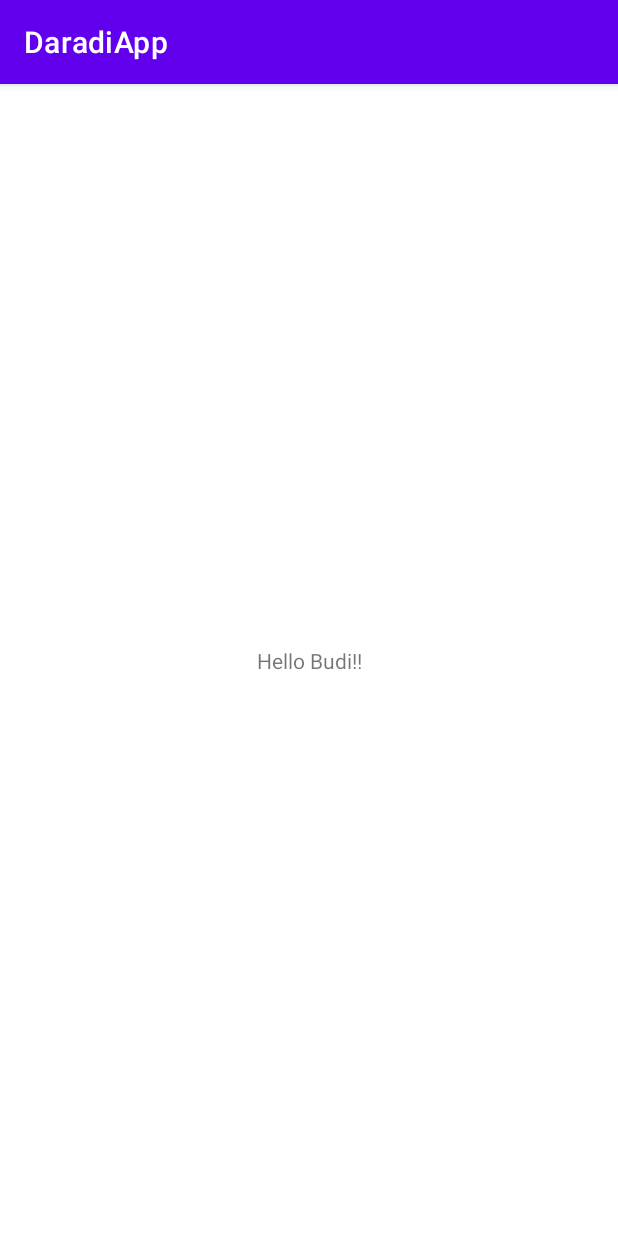
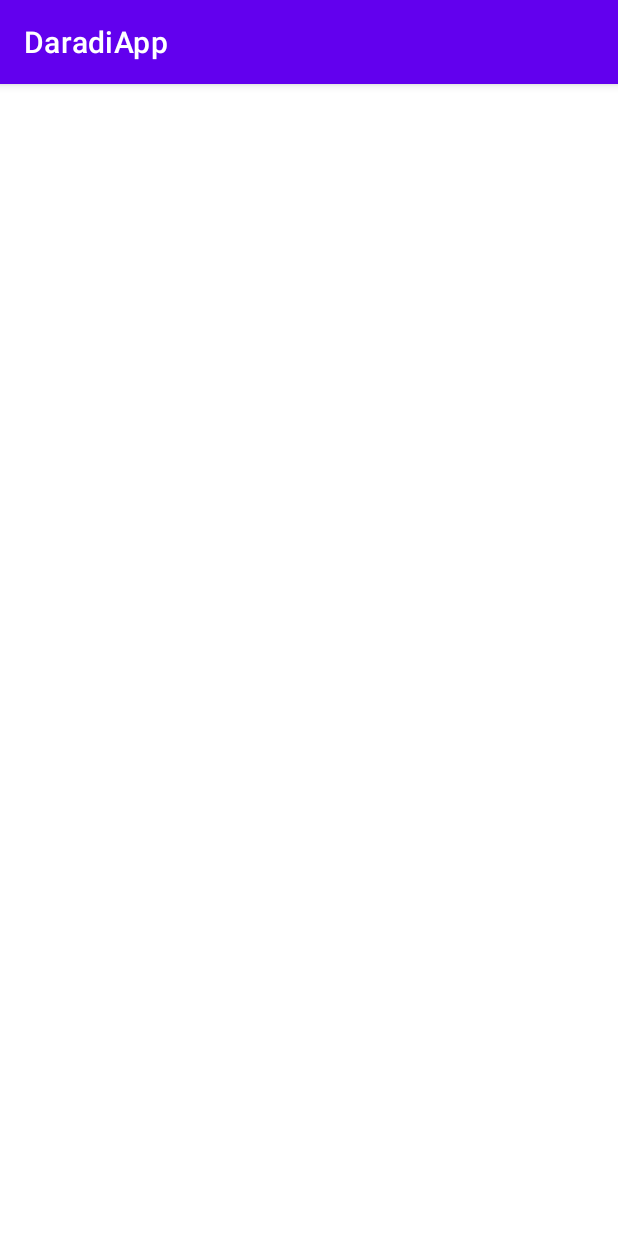
Before and after one commit to BUDIARIYANSA/Dadido-App, an Android app: the screen it shows after launch (MainActivity), on a phone screen of 412 x 824 dp. Run offline under Robolectric (Android 15) with nearby library versions, the phone set to English and light mode, and no system bars.

Commit message:
Commit 5 : icon-icon and colors

```diff
--- a/app/src/main/res/layout/activity_main.xml
+++ b/app/src/main/res/layout/activity_main.xml
@@ -4,15 +4,4 @@
     xmlns:tools="http://schemas.android.com/tools"
     android:layout_width="match_parent"
     android:layout_height="match_parent"
-    tools:context=".MainActivity">
-
-    <TextView
-        android:layout_width="wrap_content"
-        android:layout_height="wrap_content"
-        android:text="Hello Budi!!"
-        app:layout_constraintBottom_toBottomOf="parent"
-        app:layout_constraintLeft_toLeftOf="parent"
-        app:layout_constraintRight_toRightOf="parent"
-        app:layout_constraintTop_toTopOf="parent" />
-
-</androidx.constraintlayout.widget.ConstraintLayout>
+    tools:context=".MainActivity"/>
--- a/app/src/main/res/values/colors.xml
+++ b/app/src/main/res/values/colors.xml
@@ -7,4 +7,9 @@
     <color name="teal_700">#FF018786</color>
     <color name="black">#FF000000</color>
     <color name="white">#FFFFFFFF</color>
+    <color name="light_leaf_green">#B9FD02</color>
+    <color name="tea_green">#D8E9A8</color>
+    <color name="dark_green">#1E5128</color>
+    <color name="leaf_green">#4E9F3D</color>
+
 </resources>
```
Also changed, not shown: app/src/main/res/drawable-mdpi/daradi_currency.png (added), app/src/main/res/drawable-mdpi/daradi_logo2.png (added).
